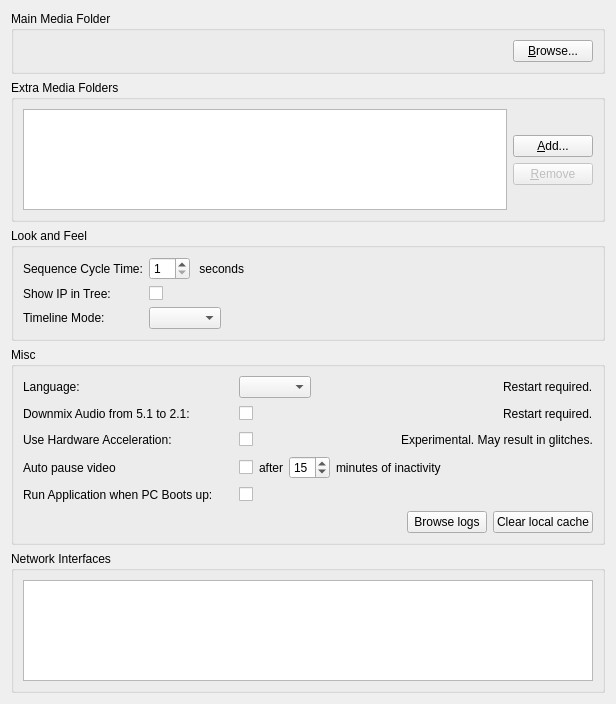
Old version of the form client/src/ui/widgets/settings/general_preferences_widget.ui in the repository networkoptix/nx_open.
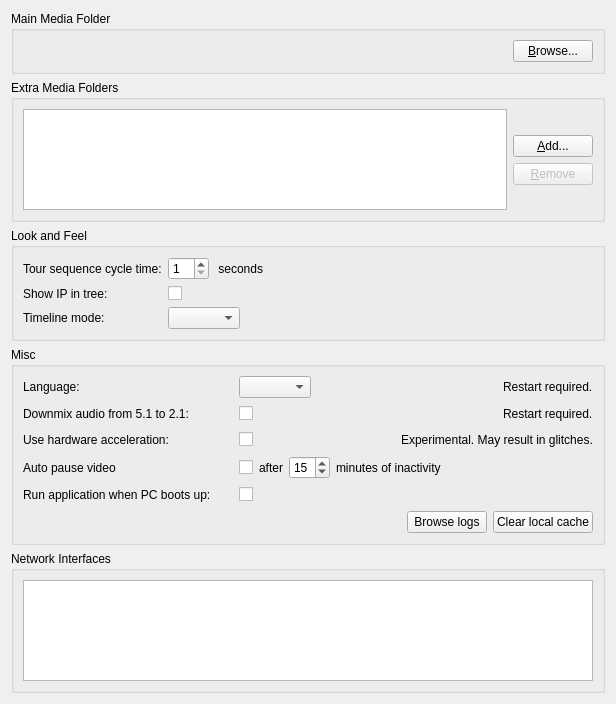
New version of the form.

Patch:
```diff
--- a/client/src/ui/widgets/settings/general_preferences_widget.ui
+++ b/client/src/ui/widgets/settings/general_preferences_widget.ui
@@ -152,7 +152,7 @@
       <item row="0" column="0">
        <widget class="QLabel" name="tourCycleTimeLabel">
         <property name="text">
-         <string>Sequence Cycle Time:</string>
+         <string>Tour sequence cycle time:</string>
         </property>
         <property name="buddy">
          <cstring>tourCycleTimeSpinBox</cstring>
@@ -162,7 +162,7 @@
       <item row="1" column="0">
        <widget class="QLabel" name="showIpInTreeLabel">
         <property name="text">
-         <string>Show IP in Tree:</string>
+         <string>Show IP in tree:</string>
         </property>
         <property name="buddy">
          <cstring>showIpInTreeCheckBox</cstring>
@@ -179,7 +179,7 @@
       <item row="2" column="0">
        <widget class="QLabel" name="label">
         <property name="text">
-         <string>Timeline Mode:</string>
+         <string>Timeline mode:</string>
         </property>
        </widget>
       </item>
@@ -278,7 +278,7 @@
            </size>
           </property>
           <property name="text">
-           <string>Downmix Audio from 5.1 to 2.1:</string>
+           <string>Downmix audio from 5.1 to 2.1:</string>
           </property>
          </widget>
         </item>
@@ -335,7 +335,7 @@
             </size>
            </property>
            <property name="text">
-            <string>Use Hardware Acceleration:</string>
+            <string>Use hardware acceleration:</string>
            </property>
           </widget>
          </item>
@@ -468,7 +468,7 @@
            </size>
           </property>
           <property name="text">
-           <string>Run Application when PC Boots up:</string>
+           <string>Run application when PC boots up:</string>
           </property>
          </widget>
         </item>
```
Left out of the diff: 6 changed lines with no effect on the pictures.
